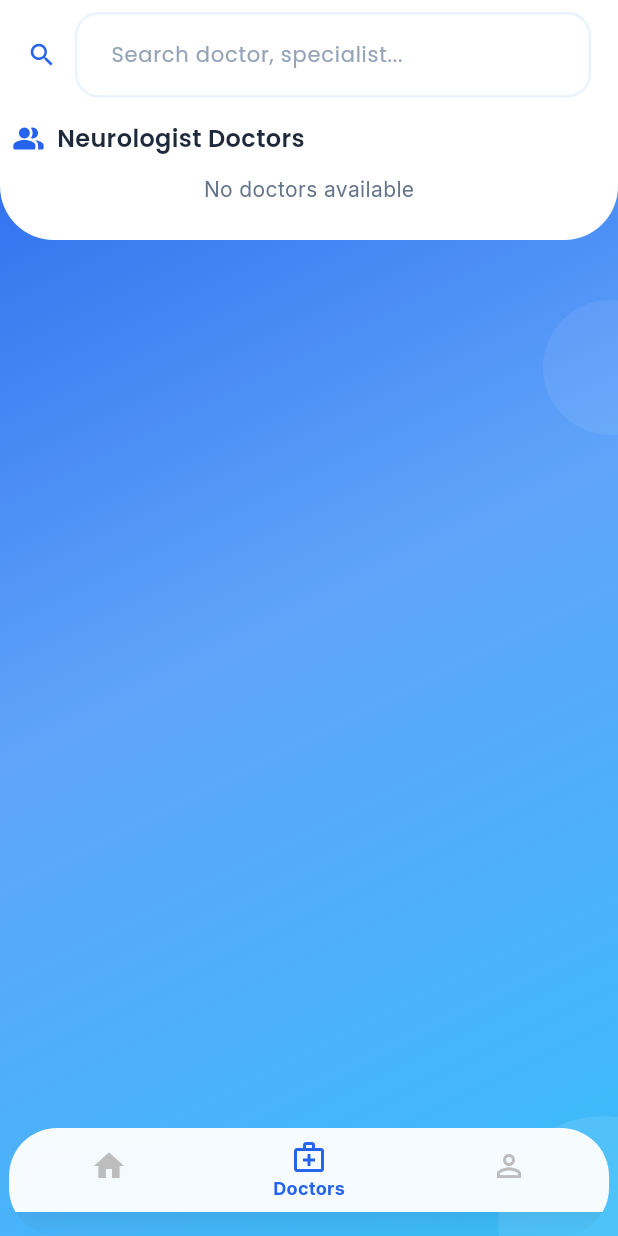
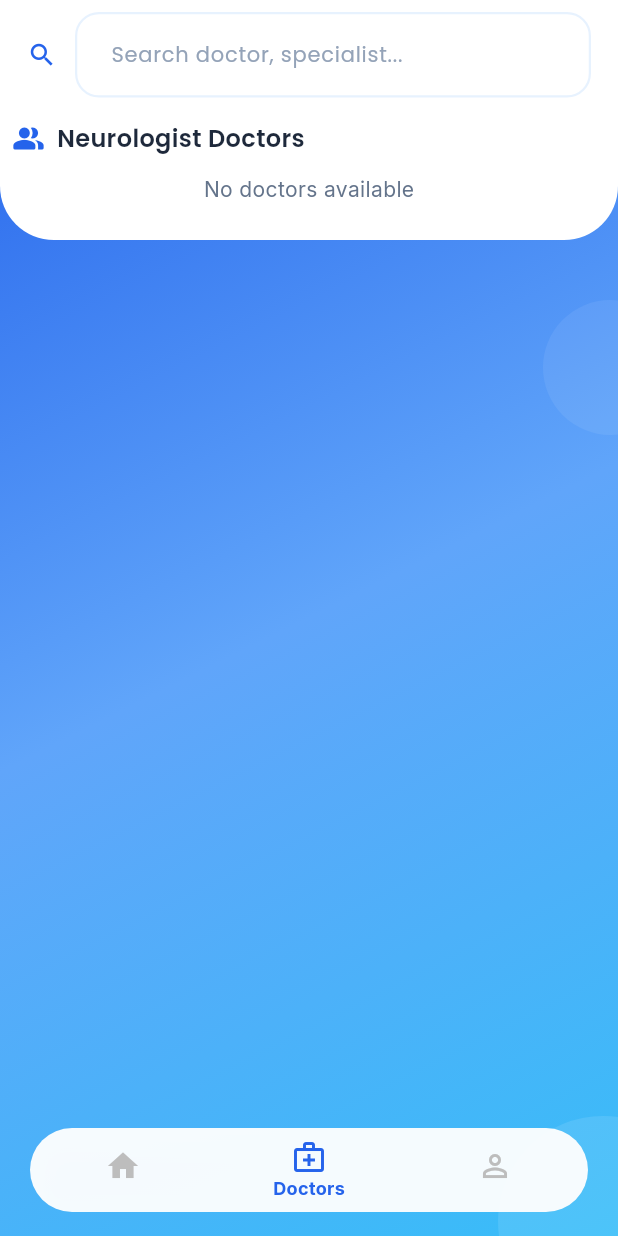
Before and after one commit to richardddsteven/projek_ambw, a Flutter app: the DoctorListScreen screen opened directly, after a tap on "Neurologist", on a phone screen of 412 x 824 dp. Run offline on Flutter 3.47's test engine with Material 3 defaults, Android fonts, the phone set to English and light mode, and no system bars; our stand-ins replace cached_network_image, flutter_svg, google_fonts, supabase_flutter, table_calendar; accounts and stored records are empty; network calls fail.

Commit message:
simple bug fixes

```diff
--- a/lib/screens/doctor_list_screen.dart
+++ b/lib/screens/doctor_list_screen.dart
@@ -416,6 +416,8 @@ class _DoctorListScreenState extends State<DoctorListScreen> {
                 duration: const Duration(milliseconds: 300),
                 opacity: _showBottomNavBar ? 1.0 : 0.0,
                 child: Center(
+                  child: Padding(
+                    padding: EdgeInsets.symmetric(vertical: 16, horizontal: 20),
                     child: ConstrainedBox(
                       constraints: BoxConstraints(
                         maxWidth: width > 1000 ? 800 : (width > 600 ? 600 : 400),
@@ -423,7 +425,7 @@ class _DoctorListScreenState extends State<DoctorListScreen> {
                       child: ClipRRect(
                         borderRadius: BorderRadius.circular(32),
                         child: Container(
-                        margin: EdgeInsets.only(bottom: width > 600 ? 32 : 16),
+                          width: double.infinity,
                           decoration: BoxDecoration(
                             color: Colors.white.withOpacity(0.95),
                             boxShadow: [
@@ -482,6 +484,7 @@ class _DoctorListScreenState extends State<DoctorListScreen> {
                 ),
               ),
             ),
+          ),
         ],
       ),
     );
--- a/lib/screens/home_screen.dart
+++ b/lib/screens/home_screen.dart
@@ -267,6 +267,8 @@ class _HomeScreenState extends State<HomeScreen> {
                 duration: const Duration(milliseconds: 300),
                 opacity: _showBottomNavBar ? 1.0 : 0.0,
                 child: Center(
+                  child: Padding(
+                    padding: EdgeInsets.symmetric(vertical: 16, horizontal: 20),
                     child: ConstrainedBox(
                       constraints: BoxConstraints(
                         maxWidth: width > 1000 ? 800 : (width > 600 ? 600 : 400),
@@ -274,7 +276,7 @@ class _HomeScreenState extends State<HomeScreen> {
                       child: ClipRRect(
                         borderRadius: BorderRadius.circular(32),
                         child: Container(
-                        margin: EdgeInsets.only(bottom: width > 600 ? 32 : 16),
+                          width: double.infinity,
                           decoration: BoxDecoration(
                             color: Colors.white.withOpacity(0.95),
                             boxShadow: [
@@ -325,6 +327,7 @@ class _HomeScreenState extends State<HomeScreen> {
                                 );
                               }
                             },
+                          ),
                         ),
                       ),
                     ),
```
Also changed, not shown: lib/screens/profile_screen.dart (+5 -4 lines). Lines whose indentation alone changed are shown as unchanged.
